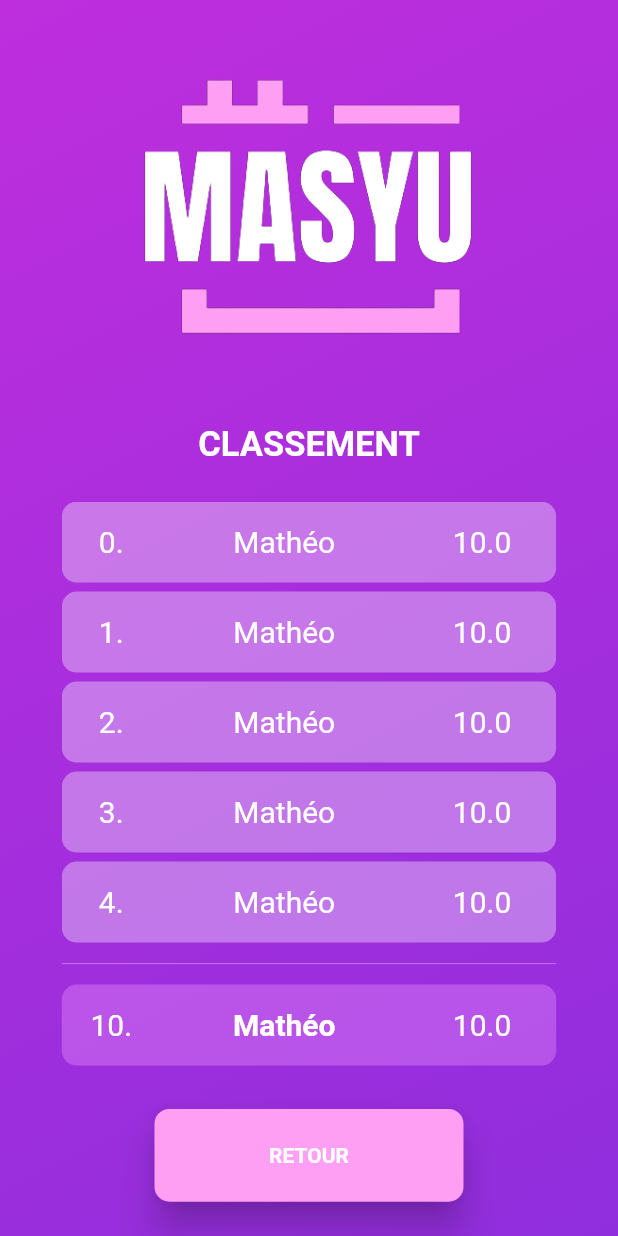
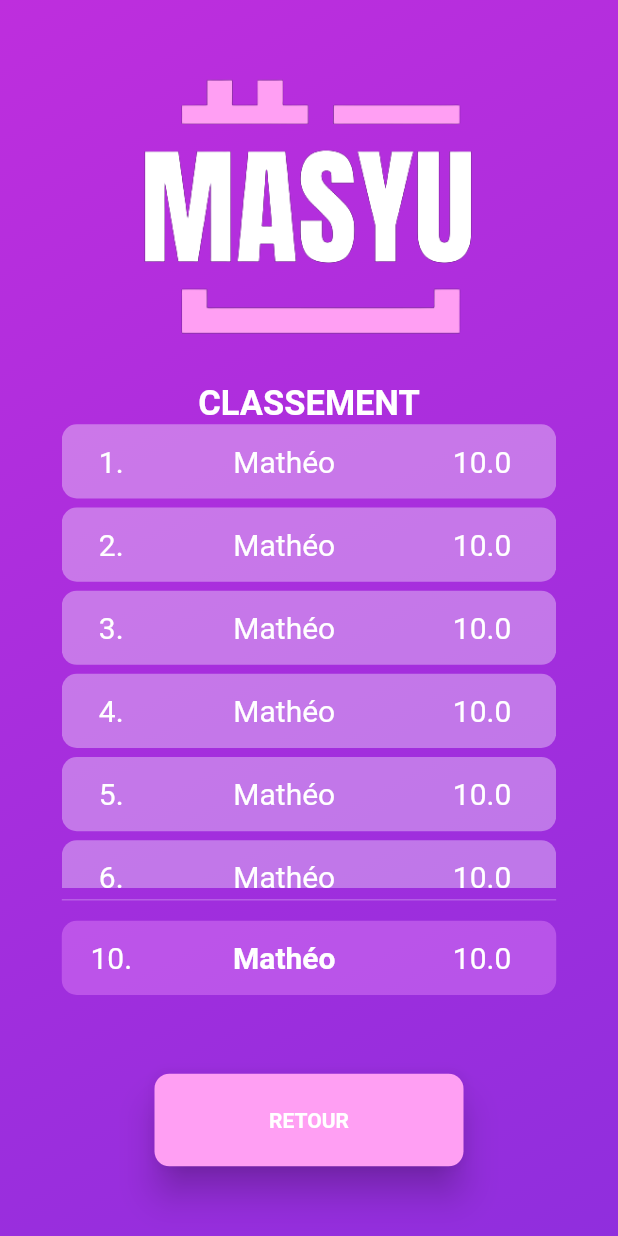
Before and after one commit to rob1juan/masyu_game, a Flutter app: the classement_page screen opened directly, on a phone screen of 412 x 824 dp. Run offline on Flutter 3.47's test engine with Material 2 defaults, Android fonts, the phone set to English and light mode, and no system bars; our stand-ins replace carousel_slider, fluttertoast, just_audio, shared_preferences, sqflite, sqflite_common and 1 more; missing offline and left inert: clipboard; accounts and stored records are empty.

Commit message:
try to make classement responsive (to test on different sizes of screen)

```diff
--- a/lib/pages/classement_page.dart
+++ b/lib/pages/classement_page.dart
@@ -28,26 +28,29 @@ class classement_page extends StatelessWidget {
 
   @override
   Widget build(BuildContext context) {
+    // Récupérer la taille de l'écran
+    double screenWidth = MediaQuery.of(context).size.width;
+    double screenHeight = MediaQuery.of(context).size.height;
+
+    // Définir des tailles responsives pour les espacements
+    double verticalSpacing = screenHeight * 0.025;
+    double topSpacing = screenHeight * 0.05;
+
     return Scaffold(
       body: Stack(
         children: BuildBasicLayout([
-          SizedBox(
-            height: MediaQuery.of(context).size.height * 0.07,
-          ),
+          SizedBox(height: topSpacing * 0.75),
           const Text(
             "CLASSEMENT",
             style: TextStyle(
                 fontSize: 23, color: Colors.white, fontWeight: FontWeight.w600),
           ),
-          SizedBox(
-            height: MediaQuery.of(context).size.height * 0.03,
-          ),
           Container(
-            width: MediaQuery.of(context).size.width * 0.8,
+            width: screenWidth * 0.8,
             child:
                 Column(mainAxisAlignment: MainAxisAlignment.center, children: [
               Container(
-                height: 60 * 5,
+                height: verticalSpacing * 15,
                 child: ScrollConfiguration(
                   behavior: ScrollConfiguration.of(context)
                       .copyWith(scrollbars: false),
@@ -55,7 +58,7 @@ class classement_page extends StatelessWidget {
                       itemCount:
                           players.length - 1, // nombre d'éléments dans la liste
                       itemBuilder: (context, index) =>
-                          ScoreRow(context, index, players[index], false)),
+                          ScoreRow(context, index + 1, players[index], false)),
                 ),
               ),
               Divider(
@@ -83,9 +86,11 @@ class classement_page extends StatelessWidget {
 
   Widget ScoreRow(
       BuildContext context, int index, ScoreBoardEntry score, bool isActual) {
+        double screenHeight = MediaQuery.of(context).size.height;
+        double verticalSpacing = screenHeight * 0.025;
     return Column(children: [
       Container(
-          height: 54,
+          height: verticalSpacing * 2.4,
           decoration: BoxDecoration(
             color: isActual
                 ? Color(0xFFF19BFF).withOpacity(0.35)
```
